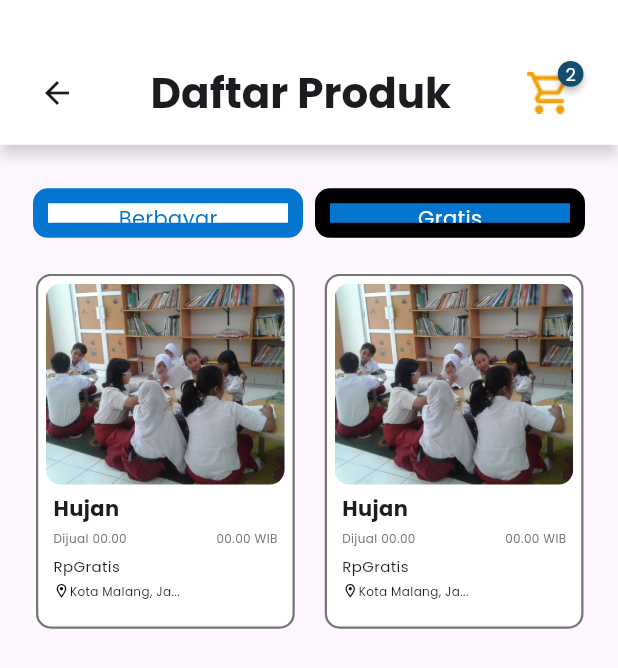
After one commit to hathoriastro/Bukulapak, a Flutter app: the ListProductPage screen opened directly, on a phone screen of 412 x 824 dp. The commit adds this screen. Shown: the top 668 px of the screen. Run offline on Flutter 3.47's test engine with Material 3 defaults, Android fonts, the phone set to English and light mode, and no system bars; drawn by our look-alikes of badges, buttons_tabbar; our stand-ins replace carousel_slider.

Commit message:
list product page

```diff
--- /dev/null
+++ b/lib/components/user/list_books.dart
@@ -0,0 +1,179 @@
+import 'package:bukulapak/components/colors.dart';
+import 'package:bukulapak/components/user/modul_card.dart';
+import 'package:bukulapak/components/user/product_card.dart';
+import 'package:buttons_tabbar/buttons_tabbar.dart';
+import 'package:flutter/material.dart';
+
+class ListBooks extends StatefulWidget {
+  final int currentindex;
+  const ListBooks ({super.key, required this.currentindex});
+
+  @override
+  State<ListBooks > createState() => _ListBooksState();
+}
+
+class _ListBooksState extends State<ListBooks>
+    with SingleTickerProviderStateMixin {
+  late TabController _tabController;
+
+  final List<String> text = ["Berbayar", "Gratis"];
+
+
+  @override
+  void initState() {
+    super.initState();
+    _tabController = TabController(length: text.length, vsync: this, initialIndex: widget.currentindex);
+    _tabController.addListener(() {
+      setState(() {});
+    });
+  }
+
+  @override
+  void dispose() {
+    _tabController.dispose();
+    super.dispose();
+  }
+
+  @override
+  Widget build(BuildContext context) {
+    final size = MediaQuery.of(context).size;
+    final sizewidth = size.width;
+    final fullwidth = 440;
+    return DefaultTabController(
+      length: text.length,
+
+      child: Padding(
+        padding: const EdgeInsets.only(
+          top: 25
+        ),
+        child: Column(
+          crossAxisAlignment: CrossAxisAlignment.center,
+          children: [
+            ButtonsTabBar(
+              controller: _tabController,
+              backgroundColor: lightBlue,
+              contentCenter: true,
+              width: 180,
+              height: 41,
+
+              unselectedBackgroundColor: Colors.white,
+              unselectedLabelStyle: TextStyle(
+                color: lightBlue,
+                fontWeight: FontWeight.w800,
+                fontSize: 24
+              ),
+              labelStyle: TextStyle(
+                color: Colors.white,
+                fontWeight: FontWeight.w700,
+                fontSize: 24
+              ),
+              borderWidth: 10,
+              unselectedBorderColor: lightBlue,
+              radius: 10,
+              tabs: List.generate(
+                text.length,
+                (index) => Tab(
+                  child: Text(
+                    text[index],
+                    textAlign: TextAlign.center,
+                    style: TextStyle(
+                      color: _tabController.index == index
+                          ? Colors.white
+                          : lightBlue,
+                    ),
+                  ),
+                ),
+              ),
+            ),
+            SizedBox(height: 20),
+            Expanded(
+              child: TabBarView(
+                controller: _tabController,
+                children: [
+                  //Berbayar
+                  GridView.count(
+                    crossAxisCount: 2,
+                    childAspectRatio: (sizewidth * 186 / fullwidth) / 215,
+                    padding: EdgeInsets.only(left: 24, right: 8, bottom: 15),
+                    crossAxisSpacing: 5,
+                    mainAxisSpacing: 15,
+                    children: const [
+                      ProductCard(
+                                imageProduct: 'assets/images/banner1.jpg',
+                                date: '22-08-2025',
+                                time: '00.00',
+                                price: '24000',
+                                location: 'Kota Malang, Ja...',
+                                title: 'Hujan',
+                              ),
+                              ProductCard(
+                                imageProduct: 'assets/images/banner1.jpg',
+                                date: '22-08-2025',
+                                time: '00.00',
+                                price: '24000',
+                                location: 'Kota Malang, Ja...',
+                                title: 'Hujan',
+                              ),
+                               ProductCard(
+                                imageProduct: 'assets/images/banner1.jpg',
+                                date: '22-08-2025',
+                                time: '00.00',
+                                price: '24000',
+                                location: 'Kota Malang, Ja...',
+                                title: 'Hujan',
+                              ),
+                               ProductCard(
+                                imageProduct: 'assets/images/banner1.jpg',
+                                date: '22-08-2025',
+                                time: '00.00',
+                                price: '24000',
+                                location: 'Kota Malang, Ja...',
+                                title: 'Hujan',
+                              ),
+                              ProductCard(
+                                imageProduct: 'assets/images/banner1.jpg',
+                                date: '22-08-2025',
+                                time: '00.00',
+                                price: '24000',
+                                location: 'Kota Malang, Ja...',
+                                title: 'Hujan',
+                              ),
+
+                    ],
+                  ),
+
+                  // GRATIS
+                GridView.count(
+                    crossAxisCount: 2,
+                    childAspectRatio: sizewidth * 182 / fullwidth / 215,
+                    padding: EdgeInsets.only(left: 24, right: 8, bottom: 15),
+                    crossAxisSpacing: 5,
+                    mainAxisSpacing: 15,
+                    children: const [
+                      ProductCard(
+                                imageProduct: 'assets/images/banner1.jpg',
+                                date: '22-08-2025',
+                                time: '00.00',
+                                price: 'Gratis',
+                                location: 'Kota Malang, Ja...',
+                                title: 'Hujan',
+                              ),
+                              ProductCard(
+                                imageProduct: 'assets/images/banner1.jpg',
+                                date: '22-08-2025',
+                                time: '00.00',
+                                price: 'Gratis',
+                                location: 'Kota Malang, Ja...',
+                                title: 'Hujan',
+                              ),
+                    ],
+                  ),
+                ],
+              ),
+            ),
+          ],
+        ),
+      ),
+    );
+  }
+}
--- a/lib/components/user/modul_categories.dart
+++ b/lib/components/user/modul_categories.dart
@@ -73,15 +73,16 @@ class _ModulCategoriesState extends State<ModulCategories>
               ),
             ),
           ),
+          SizedBox(height: 15),
           Expanded(
             child: TabBarView(
               controller: _tabController,
               children: [
-                // Konten untuk SD
+                //SD
                 GridView.count(
                   crossAxisCount: 2,
                   childAspectRatio: 1,
-                  padding: const EdgeInsets.all(31),
+                  padding: const EdgeInsets.only(left: 31, right: 31, bottom: 31),
                   crossAxisSpacing: 10,
                   mainAxisSpacing: 12,
                   children: const [
@@ -113,26 +114,15 @@ class _ModulCategoriesState extends State<ModulCategories>
                         title: "Geometri",
                         image: "assets/images/modul_sample.png",
                       ),
-                       ModulCard(
-                        title: "Geometri",
-                        image: "assets/images/modul_sample.png",
-                      ),
-                       ModulCard(
-                        title: "Geometri",
-                        image: "assets/images/modul_sample.png",
-                      ),
-                       ModulCard(
-                        title: "Geometri",
-                        image: "assets/images/modul_sample.png",
-                      ),
+
                   ],
                 ),
 
-                // Konten untuk SMP
+                // SMP
                 GridView.count(
                   crossAxisCount: 2,
                   childAspectRatio: 1,
-                  padding: const EdgeInsets.all(31),
+                  padding: const EdgeInsets.only(left: 31, right: 31, bottom: 31),
                   crossAxisSpacing: 10,
                   mainAxisSpacing: 12,
                   children: const [
@@ -155,11 +145,11 @@ class _ModulCategoriesState extends State<ModulCategories>
                   ],
                 ),
 
-                // Konten untuk SMA
+                // SMA
                 GridView.count(
                   crossAxisCount: 2,
                   childAspectRatio: 1,
-                  padding: const EdgeInsets.all(31),
+                  padding: const EdgeInsets.only(left: 31, right: 31, bottom: 31),
                   crossAxisSpacing: 10,
                   mainAxisSpacing: 12,
                   children: const [
--- a/lib/components/user/navbar.dart
+++ b/lib/components/user/navbar.dart
@@ -22,9 +22,9 @@ class _BottomNavState extends State<BottomNavbar> {
     } else if (index == 1) {
       Navigator.pushReplacementNamed(context, '/modulGo');
     } else if (index == 2) {
-      Navigator.pushReplacementNamed(context, '');
+      Navigator.pushReplacementNamed(context, '/add_product');
     } else if (index == 3) {
-      Navigator.pushReplacementNamed(context, '');
+      Navigator.pushReplacementNamed(context, '/barterin');
     } else if (index == 4) {
       Navigator.pushReplacementNamed(context, '');
     }
--- /dev/null
+++ b/lib/components/user/product_cart.dart
@@ -0,0 +1,27 @@
+
+import 'package:bukulapak/components/colors.dart';
+import 'package:flutter/material.dart';
+import 'package:badges/badges.dart' as badges;
+
+
+class ShoppingCart extends StatefulWidget {
+  const ShoppingCart({super.key});
+
+  @override
+  State<ShoppingCart> createState() => _ShoppingCartState();
+}
+
+class _ShoppingCartState extends State<ShoppingCart> {
+  @override
+  Widget build(BuildContext context) {
+    return badges.Badge(
+            position: badges.BadgePosition.topEnd(top: -12, end: -10),
+            badgeStyle: badges.BadgeStyle(badgeColor: darkBlue),
+            badgeContent: Text(
+              '2',
+              style: TextStyle(color: Colors.white, fontSize: 12),
+            ),
+            child: Image.asset('assets/images/cart.png', width: 28),
+          );
+  }
+}
--- a/lib/main.dart
+++ b/lib/main.dart
@@ -23,7 +23,7 @@ class MyApp extends StatelessWidget {
         fontFamily: 'poppins', // Set the global font family
       ),
       debugShowCheckedModeBanner: false,
-      initialRoute: '/modulGo',
+      initialRoute: '/homepage',
       routes: {
         '/splash': (context) => const SplashScreen(),
         '/welcome': (context) => const WelcomePage(),
--- a/lib/pages/user/add_product_page.dart
+++ b/lib/pages/user/add_product_page.dart
@@ -1,4 +1,5 @@
 import 'package:bukulapak/components/colors.dart';
+import 'package:bukulapak/components/user/navbar.dart';
 import 'package:flutter/material.dart';
 import 'package:bukulapak/components/user/option_button.dart';
 import 'package:bukulapak/components/user/add_button.dart';
@@ -185,8 +186,8 @@ class _AddProductPageState extends State<AddProductPage> {
           SizedBox(height: screenHeight * 0.02),
         ],
       ),
-      )
-
+      ),
+      bottomNavigationBar: BottomNavbar(selectedItem: 2),
     );
   }
 }
--- a/lib/pages/user/barterin_page.dart
+++ b/lib/pages/user/barterin_page.dart
@@ -1,4 +1,5 @@
 import 'package:bukulapak/components/colors.dart';
+import 'package:bukulapak/components/user/navbar.dart';
 import 'package:flutter/material.dart';
 import 'package:bukulapak/components/user/option_button.dart';
 import 'package:bukulapak/components/user/add_button.dart';
@@ -149,6 +150,7 @@ class _BarterinPageState extends State<BarterinPage> {
           ),
         ],
       ),
+      bottomNavigationBar: BottomNavbar(selectedItem: 3),
     );
   }
 }
--- a/lib/pages/user/home.dart
+++ b/lib/pages/user/home.dart
@@ -2,6 +2,9 @@ import 'package:bukulapak/components/user/banner_carousel.dart';
 import 'package:bukulapak/components/colors.dart';
 import 'package:bukulapak/components/user/product_card.dart';
 import 'package:bukulapak/components/user/navbar.dart';
+import 'package:bukulapak/components/user/product_cart.dart';
+import 'package:bukulapak/pages/user/category_page.dart';
+import 'package:bukulapak/pages/user/list_product_page.dart';
 import 'package:flutter/material.dart';
 import 'package:badges/badges.dart' as badges;
 
@@ -38,21 +41,21 @@ class _HomePageState extends State<HomePage> {
               border: OutlineInputBorder(
                 borderRadius: BorderRadius.circular(10),
               ),
-              suffixIcon: Icon(Icons.search),
+              suffixIcon: GestureDetector(
+                onTap: () {
+                  Navigator.push(
+                    context,
+                    MaterialPageRoute(builder: (context) => CategoryPage()),
+                  );
+                },
+                child: const Icon(Icons.search),
+              ),
             ),
           ),
         ),
 
         actions: [
-          badges.Badge(
-            position: badges.BadgePosition.topEnd(top: -12, end: -10),
-            badgeStyle: badges.BadgeStyle(badgeColor: darkBlue),
-            badgeContent: Text(
-              '2',
-              style: TextStyle(color: Colors.white, fontSize: 12),
-            ),
-            child: Image.asset('assets/images/cart.png', width: 28),
-          ),
+          ShoppingCart(),
           SizedBox(width: 38),
           Padding(
             padding: EdgeInsets.only(right: 25),
@@ -111,12 +114,22 @@ class _HomePageState extends State<HomePage> {
                             ],
                           ),
                           Spacer(flex: 2),
-                          Text(
+                          GestureDetector(
+                            onTap: () {
+                              Navigator.push(
+                                context,
+                                MaterialPageRoute(
+                                  builder: (context) => ListProductPage(),
+                                ),
+                              );
+                            },
+                            child: Text(
                               'Lihat Semua',
                               style: TextStyle(
                                 fontSize: 8,
                                 color: lightGray,
                                 fontWeight: FontWeight.bold,
+                              ),
                             ),
                           ),
                         ],
--- /dev/null
+++ b/lib/pages/user/list_product_page.dart
@@ -0,0 +1,62 @@
+import 'package:bukulapak/components/user/list_books.dart';
+import 'package:bukulapak/components/user/product_cart.dart';
+import 'package:bukulapak/pages/user/home.dart';
+import 'package:flutter/material.dart';
+
+class ListProductPage extends StatefulWidget {
+  const ListProductPage({super.key});
+
+  @override
+  State<ListProductPage> createState() => _ListProductPageState();
+}
+
+class _ListProductPageState extends State<ListProductPage> {
+  @override
+  Widget build(BuildContext context) {
+    final size = MediaQuery.of(context).size;
+    final sizewidth = size.width;
+    final sizeheight = size.height;
+    final fullheight = 956;
+    final fullwidth = 440;
+
+    return Scaffold(
+      appBar: AppBar(
+        backgroundColor: Colors.white,
+        toolbarHeight: sizeheight * 112 / fullheight,
+        elevation: 4,
+        shadowColor: Colors.grey.withOpacity(0.5),
+        surfaceTintColor: Colors.transparent,
+        automaticallyImplyLeading: false,
+        title: Padding(
+          padding: const EdgeInsets.only(
+            left: 10,right: 17, top: 27
+          ),
+          child: Row(
+            mainAxisAlignment: MainAxisAlignment.spaceBetween,
+            children: [
+              GestureDetector(
+                  onTap: () {
+                    Navigator.pop(
+                      context
+                    );
+                  },
+                  child: Icon(Icons.arrow_back),
+                ),
+              Text('Daftar Produk', style: TextStyle(fontSize: 28, fontWeight: FontWeight.bold),),
+              GestureDetector(
+                  onTap: () {
+                    Navigator.push(
+                      context,
+                      MaterialPageRoute(builder: (context) => HomePage()),
+                    );
+                  },
+                  child: ShoppingCart()
+                ),
+            ],
+          ),
+        ),
+      ),
+      body: ListBooks(currentindex: 1,) ,
+    );
+  }
+}
--- a/lib/pages/user/modul_page.dart
+++ b/lib/pages/user/modul_page.dart
@@ -1,5 +1,4 @@
 import 'package:bukulapak/components/colors.dart';
-import 'package:bukulapak/components/user/modul_card.dart';
 import 'package:bukulapak/components/user/modul_categories.dart';
 import 'package:bukulapak/components/user/navbar.dart';
 import 'package:flutter/material.dart';
@@ -10,7 +9,6 @@ class ModulPage extends StatelessWidget {
   @override
   Widget build(BuildContext context) {
     final size = MediaQuery.of(context).size;
-    final sizewidth = size.width;
     final sizeheight = size.height;
     final fullheight = 956;
     return Scaffold(
@@ -45,8 +43,8 @@ class ModulPage extends StatelessWidget {
       ),
 
       body: Padding(
-        padding: const EdgeInsets.symmetric(
-          vertical: 30
+        padding: const EdgeInsets.only(
+          top: 25
         ),
         child: ModulCategories(),
       ),
```
Lines whose indentation alone changed are shown as unchanged.
